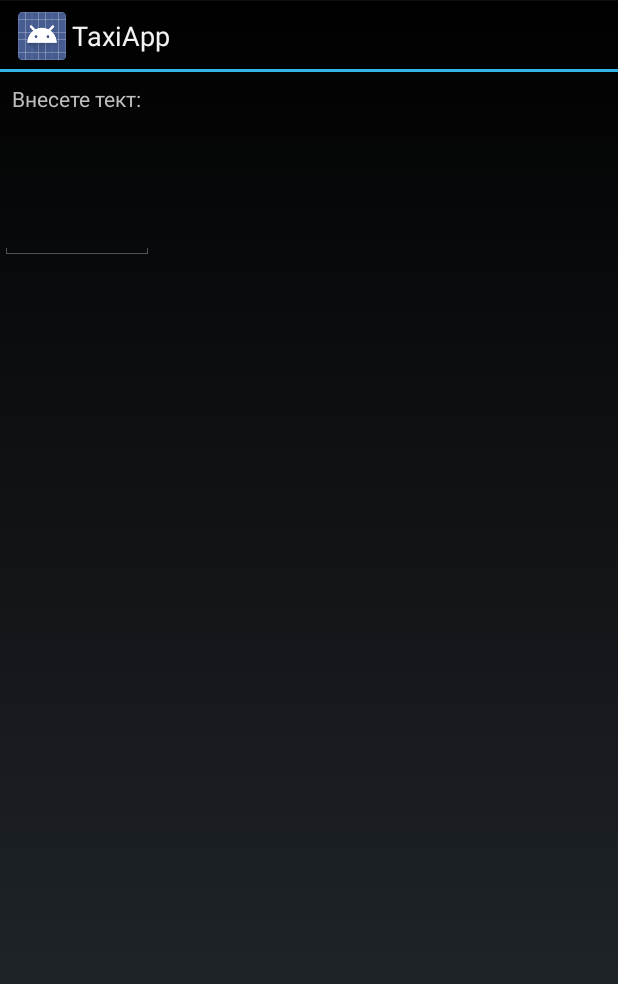
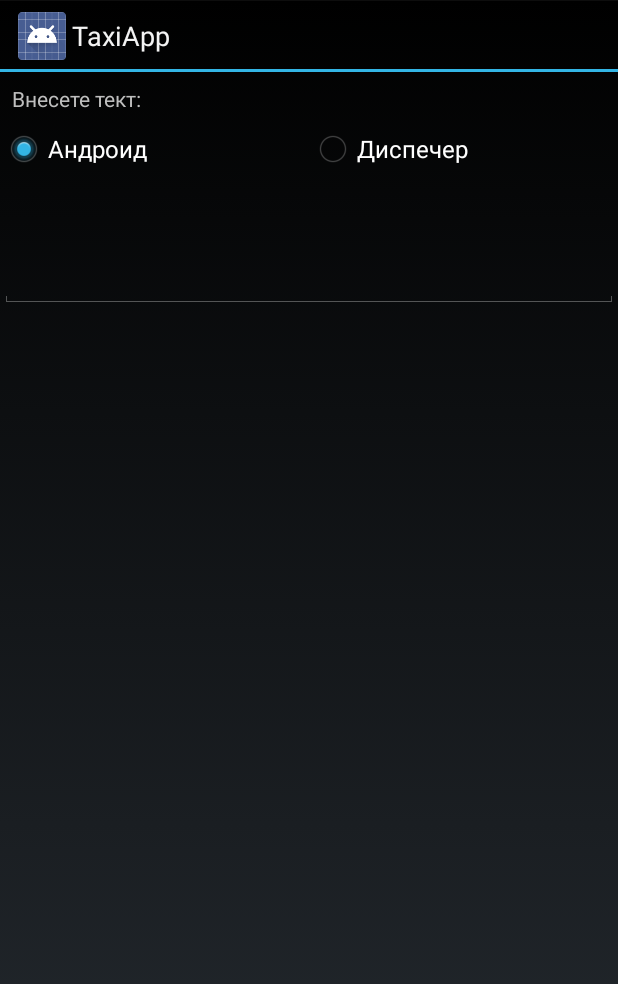
Before and after one commit to VelikovPetar/TaxiApp, an Android app: the layout dialog_enter_generated_message.xml on its own in the app's theme, with its tools: preview values and no code run, on a phone screen of 412 x 824 dp. Shown: the top 984 px of the screen. Run offline under Robolectric (Android 15) with nearby library versions, the phone set to English and light mode, and no system bars.

Commit message:
Refactoring, extracting resources, fixed bugs

```diff
--- a/app/src/main/res/layout/dialog_enter_generated_message.xml
+++ b/app/src/main/res/layout/dialog_enter_generated_message.xml
@@ -1,7 +1,7 @@
 <?xml version="1.0" encoding="utf-8"?>
 <LinearLayout xmlns:android="http://schemas.android.com/apk/res/android"
     android:orientation="vertical"
-    android:layout_width="wrap_content"
+    android:layout_width="match_parent"
     android:layout_height="wrap_content">
 
     <TextView
@@ -10,7 +10,25 @@
         android:text="@string/enter_text"
         android:padding="8dp"/>
 
-    <!--TODO Opcija A/D ako e porakata e vo 3 minuti-->
+    <RadioGroup
+        android:id="@+id/radio_group_choose_destination"
+        android:layout_width="match_parent"
+        android:layout_height="wrap_content"
+        android:orientation="horizontal"
+        android:checkedButton="@+id/radio_button_destination_android">
+        <RadioButton
+            android:id="@+id/radio_button_destination_android"
+            android:layout_width="0dp"
+            android:layout_height="wrap_content"
+            android:layout_weight="1"
+            android:text="@string/android"/>
+        <RadioButton
+            android:id="@+id/radio_button_destination_dispatcher"
+            android:layout_width="0dp"
+            android:layout_height="wrap_content"
+            android:layout_weight="1"
+            android:text="@string/dispatcher"/>
+    </RadioGroup>
     <TextView
         android:id="@+id/text_view_message_destination"
         android:layout_width="match_parent"
```
Also changed, not shown: app/src/main/java/com/example/acer/taxiapp/MainActivity.java (+3 -10 lines), app/src/main/java/com/example/acer/taxiapp/fragments/GeneratedMessagesFragment.java (+46 -9 lines).
